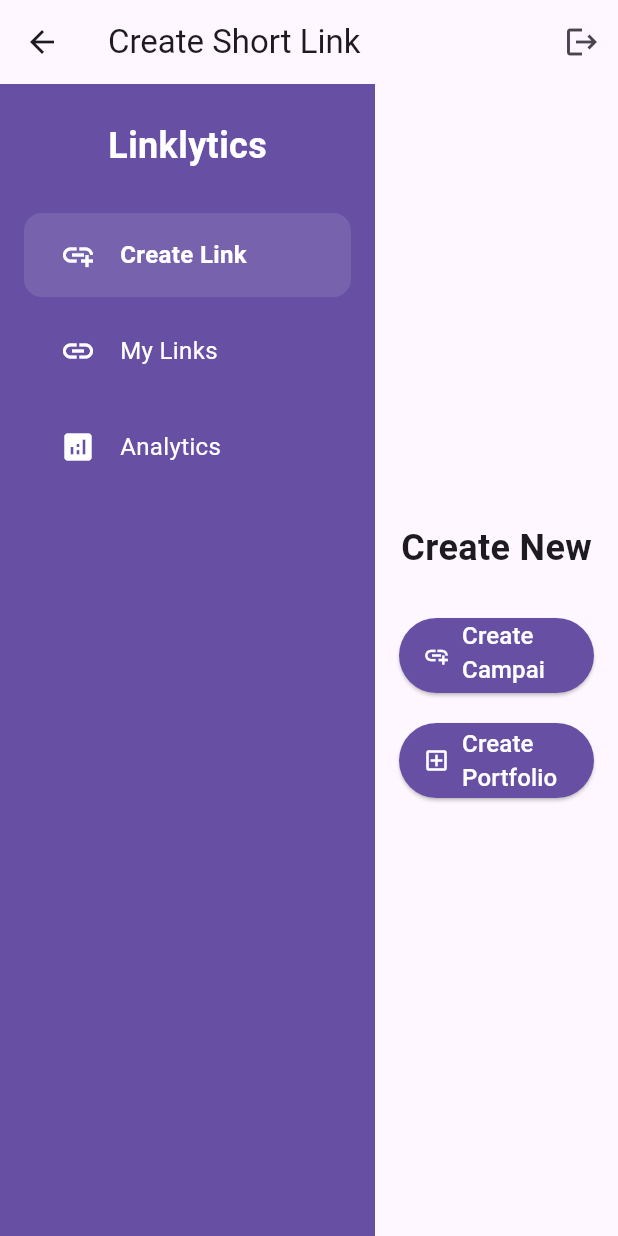
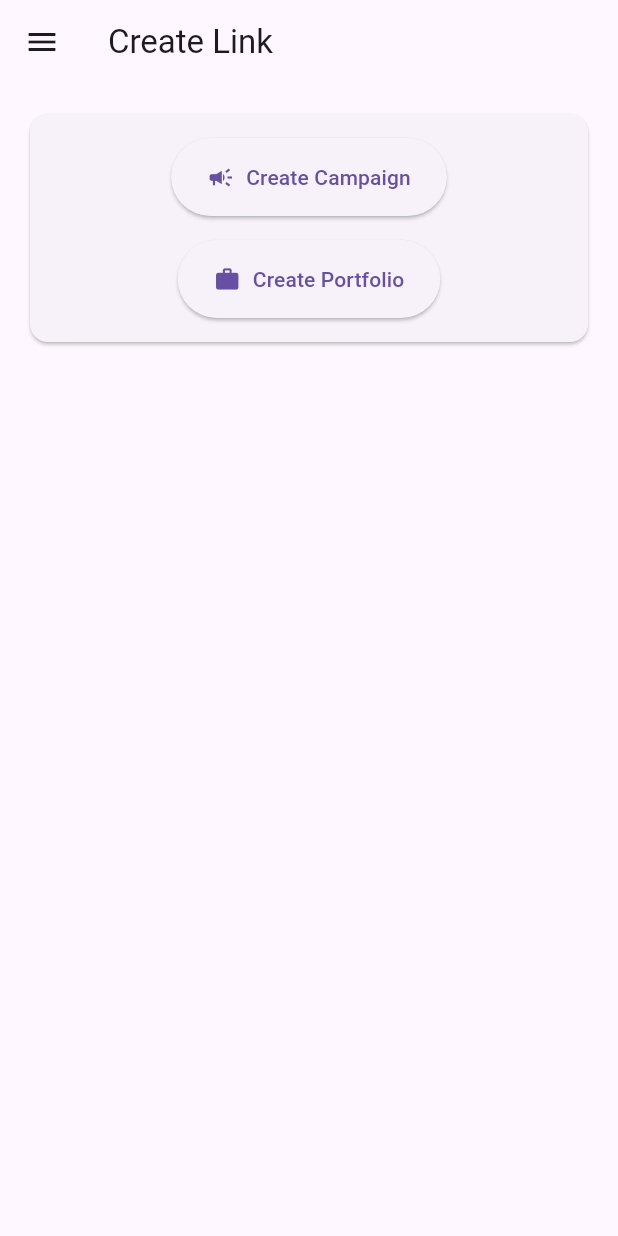
Before and after one commit to aalok-y/linklytics, a Flutter app: the HomePage screen opened by its route, on a phone screen of 412 x 824 dp. Run offline on Flutter 3.47's test engine with Material 3 defaults, Android fonts, the phone set to English and light mode, and no system bars; our stand-ins replace fl_chart, get, image_picker, shared_preferences; missing offline and left inert: cloudinary_public; accounts and stored records are empty.

Commit message:
fix: My links; made buttons appear vertically

```diff
--- a/lib/views/home_page.dart
+++ b/lib/views/home_page.dart
@@ -11,9 +11,9 @@ import 'my_links_page.dart';
 class HomePage extends StatelessWidget {
   final AuthController authController = Get.find<AuthController>();
   final CampaignController campaignController = Get.find<CampaignController>();
-  final _controller = Get.put(HomeController());
+  final homeController = Get.put(HomeController());
 
-  HomePage({Key? key}) : super(key: key);
+  HomePage({super.key});
 
   void navigateToCreatePortfolio() {
     Get.to(() => CreatePortfolioPage());
@@ -23,36 +23,167 @@ class HomePage extends StatelessWidget {
     Get.to(() => CreateCampaignPage());
   }
 
+  String _getPageTitle() {
+    switch (homeController.currentIndex.value) {
+      case 0:
+        return 'Create Link';
+      case 1:
+        return 'My Links';
+      case 2:
+        return 'Analytics';
+      default:
+        return 'Linklytics';
+    }
+  }
+
+  Widget _buildDrawerItem(IconData icon, String title, int index) {
+    return Obx(() => ListTile(
+      leading: Icon(
+        icon,
+        color: homeController.currentIndex.value == index ? Theme.of(Get.context!).primaryColor : Colors.grey,
+      ),
+      title: Text(
+        title,
+        style: TextStyle(
+          color: homeController.currentIndex.value == index ? Theme.of(Get.context!).primaryColor : Colors.black87,
+          fontWeight: homeController.currentIndex.value == index ? FontWeight.bold : FontWeight.normal,
+        ),
+      ),
+      selected: homeController.currentIndex.value == index,
+      selectedTileColor: Theme.of(Get.context!).primaryColor.withOpacity(0.1),
+      onTap: () {
+        homeController.setIndex(index);
+        // Close the drawer if we're on a small screen
+        if (Navigator.canPop(Get.context!)) {
+          Navigator.pop(Get.context!);
+        }
+      },
+    ));
+  }
+
+  Widget _buildNavigationDrawer() {
+    return Drawer(
+      child: Column(
+        children: [
+          DrawerHeader(
+            decoration: BoxDecoration(
+              color: Theme.of(Get.context!).primaryColor,
+            ),
+            child: Column(
+              crossAxisAlignment: CrossAxisAlignment.start,
+              mainAxisAlignment: MainAxisAlignment.end,
+              children: [
+                Text(
+                  'Linklytics',
+                  style: TextStyle(
+                    color: Colors.white,
+                    fontSize: 24,
+                    fontWeight: FontWeight.bold,
+                  ),
+                ),
+                SizedBox(height: 8),
+                Text(
+                  'Link Management Made Easy',
+                  style: TextStyle(
+                    color: Colors.white70,
+                    fontSize: 14,
+                  ),
+                ),
+              ],
+            ),
+          ),
+          Expanded(
+            child: ListView(
+              padding: EdgeInsets.zero,
+              children: [
+                _buildDrawerItem(Icons.add_link, 'Create Link', 0),
+                _buildDrawerItem(Icons.link, 'My Links', 1),
+                _buildDrawerItem(Icons.analytics, 'Analytics', 2),
+                Divider(),
+                ListTile(
+                  leading: Icon(Icons.logout, color: Colors.red),
+                  title: Text('Logout', style: TextStyle(color: Colors.red)),
+                  onTap: () async {
+                    if (Navigator.canPop(Get.context!)) {
+                      Navigator.pop(Get.context!);
+                    }
+                    final prefs = await SharedPreferences.getInstance();
+                    await prefs.clear();
+                    Get.offAllNamed('/login');
+                  },
+                ),
+              ],
+            ),
+          ),
+        ],
+      ),
+    );
+  }
+
   @override
   Widget build(BuildContext context) {
+    final bool isSmallScreen = MediaQuery.of(context).size.width < 600;
+
     return Scaffold(
       appBar: AppBar(
         title: Obx(() => Text(_getPageTitle())),
-        actions: [
-          IconButton(
-            icon: Icon(Icons.logout),
-            onPressed: () async {
-              final prefs = await SharedPreferences.getInstance();
-              await prefs.clear();
-              Get.offAllNamed('/login');
-            },
-          ),
-        ],
       ),
+      drawer: isSmallScreen ? _buildNavigationDrawer() : null,
       body: Row(
         children: [
-          _buildSidebar(context),
+          if (!isSmallScreen)
+            SizedBox(
+              width: 250,
+              child: _buildNavigationDrawer(),
+            ),
           Expanded(
             child: Obx(() {
-              switch (_controller.currentIndex.value) {
+              switch (homeController.currentIndex.value) {
                 case 0:
-                  return _buildCreateLinkPage(context);
+                  return SingleChildScrollView(
+                    child: Padding(
+                      padding: const EdgeInsets.all(16.0),
+                      child: Column(
+                        crossAxisAlignment: CrossAxisAlignment.stretch,
+                        children: [
+                          Card(
+                            child: Padding(
+                              padding: const EdgeInsets.all(16.0),
+                              child: Wrap(
+                                spacing: 16.0,
+                                runSpacing: 16.0,
+                                alignment: WrapAlignment.center,
+                                children: [
+                                  ElevatedButton.icon(
+                                    onPressed: navigateToCreateCampaign,
+                                    icon: Icon(Icons.campaign),
+                                    label: Text('Create Campaign'),
+                                    style: ElevatedButton.styleFrom(
+                                      padding: EdgeInsets.symmetric(horizontal: 24, vertical: 16),
+                                    ),
+                                  ),
+                                  ElevatedButton.icon(
+                                    onPressed: navigateToCreatePortfolio,
+                                    icon: Icon(Icons.work),
+                                    label: Text('Create Portfolio'),
+                                    style: ElevatedButton.styleFrom(
+                                      padding: EdgeInsets.symmetric(horizontal: 24, vertical: 16),
+                                    ),
+                                  ),
+                                ],
+                              ),
+                            ),
+                          ),
+                        ],
+                      ),
+                    ),
+                  );
                 case 1:
                   return MyLinksPage();
                 case 2:
                   return AnalyticsPage();
                 default:
-                  return _buildCreateLinkPage(context);
+                  return Center(child: Text('Page not found'));
               }
             }),
           ),
@@ -60,156 +191,13 @@ class HomePage extends StatelessWidget {
       ),
     );
   }
-
-  String _getPageTitle() {
-    switch (_controller.currentIndex.value) {
-      case 0:
-        return 'Create Short Link';
-      case 1:
-        return 'My Links';
-      case 2:
-        return 'Analytics';
-      default:
-        return 'Create Short Link';
-    }
-  }
-
-  Widget _buildCreateLinkPage(BuildContext context) {
-    return Center(
-      child: Padding(
-        padding: EdgeInsets.all(16),
-        child: Column(
-          mainAxisAlignment: MainAxisAlignment.center,
-          children: [
-            Text(
-              'Create New',
-              style: TextStyle(fontSize: 24, fontWeight: FontWeight.bold),
-            ),
-            SizedBox(height: 30),
-            SizedBox(
-              width: double.infinity,
-              height: 50,
-              child: ElevatedButton.icon(
-                onPressed: navigateToCreateCampaign,
-                icon: Icon(Icons.add_link),
-                label: Text('Create Campaign', style: TextStyle(fontSize: 16)),
-                style: ElevatedButton.styleFrom(
-                  backgroundColor: Theme.of(context).primaryColor,
-                  foregroundColor: Colors.white,
-                ),
-              ),
-            ),
-            SizedBox(height: 20),
-            SizedBox(
-              width: double.infinity,
-              height: 50,
-              child: ElevatedButton.icon(
-                onPressed: navigateToCreatePortfolio,
-                icon: Icon(Icons.add_box_outlined),
-                label: Text('Create Portfolio', style: TextStyle(fontSize: 16)),
-                style: ElevatedButton.styleFrom(
-                  backgroundColor: Theme.of(context).primaryColor,
-                  foregroundColor: Colors.white,
-                ),
-              ),
-            ),
-          ],
-        ),
-      ),
-    );
-  }
-
-  Widget _buildSidebar(BuildContext context) {
-    return Container(
-      width: 250,
-      color: Theme.of(context).primaryColor,
-      child: Column(
-        children: [
-          Padding(
-            padding: EdgeInsets.all(24),
-            child: Text(
-              'Linklytics',
-              style: TextStyle(
-                fontSize: 24,
-                fontWeight: FontWeight.bold,
-                color: Colors.white,
-              ),
-            ),
-          ),
-          _buildNavItem(
-            context,
-            'Create Link',
-            Icons.add_link,
-            0,
-          ),
-          _buildNavItem(
-            context,
-            'My Links',
-            Icons.link,
-            1,
-          ),
-          _buildNavItem(
-            context,
-            'Analytics',
-            Icons.analytics,
-            2,
-          ),
-        ],
-      ),
-    );
-  }
-
-  Widget _buildNavItem(
-    BuildContext context,
-    String title,
-    IconData icon,
-    int index,
-  ) {
-    return Obx(() {
-      final isSelected = _controller.currentIndex.value == index;
-      return MouseRegion(
-        cursor: SystemMouseCursors.click,
-        child: GestureDetector(
-          onTap: () => _controller.setIndex(index),
-          child: Container(
-            padding: EdgeInsets.symmetric(horizontal: 24, vertical: 16),
-            margin: EdgeInsets.symmetric(horizontal: 16, vertical: 4),
-            decoration: BoxDecoration(
-              color: isSelected
-                  ? Colors.white.withOpacity(0.1)
-                  : Colors.transparent,
-              borderRadius: BorderRadius.circular(12),
-            ),
-            child: Row(
-              children: [
-                Icon(
-                  icon,
-                  color: Colors.white,
-                  size: 24,
-                ),
-                SizedBox(width: 16),
-                Text(
-                  title,
-                  style: TextStyle(
-                    fontSize: 16,
-                    color: Colors.white,
-                    fontWeight:
-                        isSelected ? FontWeight.w600 : FontWeight.normal,
-                  ),
-                ),
-              ],
-            ),
-          ),
-        ),
-      );
-    });
-  }
 }
 
 class HomeController extends GetxController {
-  var currentIndex = 0.obs;
+  final currentIndex = 0.obs;
 
   void setIndex(int index) {
     currentIndex.value = index;
+    update(); // Add this to ensure UI updates
   }
 }
--- a/lib/views/my_links_page.dart
+++ b/lib/views/my_links_page.dart
@@ -5,7 +5,7 @@ import 'package:linklytics/views/campaigns_page.dart';
 import 'package:linklytics/views/portfolios_page.dart';
 
 class MyLinksPage extends StatelessWidget {
-  const MyLinksPage({Key? key}) : super(key: key);
+  const MyLinksPage({super.key});
 
   @override
   Widget build(BuildContext context) {
@@ -21,10 +21,13 @@ class MyLinksPage extends StatelessWidget {
             ],
           ),
         ),
-        child: Center(
+        child: SingleChildScrollView(
+          child: Padding(
+            padding: const EdgeInsets.all(16.0),
             child: Column(
               mainAxisAlignment: MainAxisAlignment.center,
               children: [
+                SizedBox(height: 40),
                 Text(
                   'My Links',
                   style: TextStyle(
@@ -34,8 +37,11 @@ class MyLinksPage extends StatelessWidget {
                   ),
                 ),
                 SizedBox(height: 40),
-              Row(
-                mainAxisAlignment: MainAxisAlignment.center,
+                LayoutBuilder(
+                  builder: (context, constraints) {
+                    if (constraints.maxWidth < 600) {
+                      // Vertical layout for small screens
+                      return Column(
                         children: [
                           _buildOptionCard(
                             context,
@@ -44,7 +50,7 @@ class MyLinksPage extends StatelessWidget {
                             'Manage and track your campaign links',
                             () => Get.to(() => CampaignsPage()),
                           ),
-                  SizedBox(width: 32),
+                          SizedBox(height: 20),
                           _buildOptionCard(
                             context,
                             'View Portfolios',
@@ -53,8 +59,36 @@ class MyLinksPage extends StatelessWidget {
                             () => Get.to(() => PortfoliosPage()),
                           ),
                         ],
+                      );
+                    } else {
+                      // Horizontal layout for larger screens
+                      return Wrap(
+                        spacing: 20,
+                        runSpacing: 20,
+                        alignment: WrapAlignment.center,
+                        children: [
+                          _buildOptionCard(
+                            context,
+                            'View Campaigns',
+                            Icons.campaign,
+                            'Manage and track your campaign links',
+                            () => Get.to(() => CampaignsPage()),
+                          ),
+                          _buildOptionCard(
+                            context,
+                            'View Portfolios',
+                            Icons.work,
+                            'Organize and monitor your portfolio links',
+                            () => Get.to(() => PortfoliosPage()),
                           ),
                         ],
+                      );
+                    }
+                  },
+                ),
+                SizedBox(height: 40),
+              ],
+            ),
           ),
         ),
       ),
@@ -68,7 +102,10 @@ class MyLinksPage extends StatelessWidget {
       child: GestureDetector(
         onTap: onTap,
         child: Container(
-          width: 280,
+          constraints: BoxConstraints(
+            maxWidth: 280,
+            minWidth: 200,
+          ),
           padding: EdgeInsets.all(24),
           decoration: BoxDecoration(
             color: Colors.white,
@@ -104,18 +141,18 @@ class MyLinksPage extends StatelessWidget {
                 title,
                 style: TextStyle(
                   fontSize: 20,
-                  fontWeight: FontWeight.w600,
-                  color: Colors.black87,
+                  fontWeight: FontWeight.bold,
                 ),
+                textAlign: TextAlign.center,
               ),
               SizedBox(height: 8),
               Text(
                 description,
+                style: TextStyle(
+                  color: Colors.grey[600],
+                  fontSize: 14,
+                ),
                 textAlign: TextAlign.center,
-                style: TextStyle(
-                  fontSize: 14,
-                  color: Colors.black54,
-                ),
               ),
             ],
           ),
```
Lines whose indentation alone changed are shown as unchanged.
